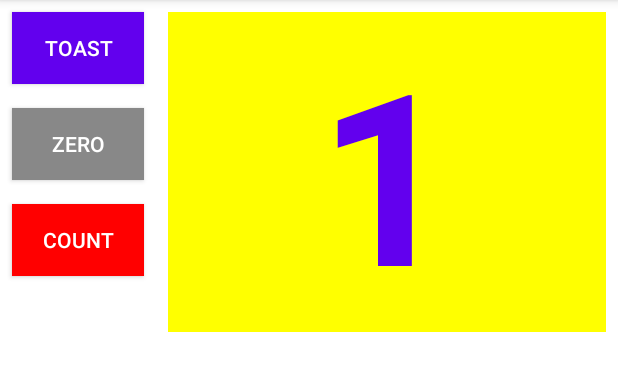
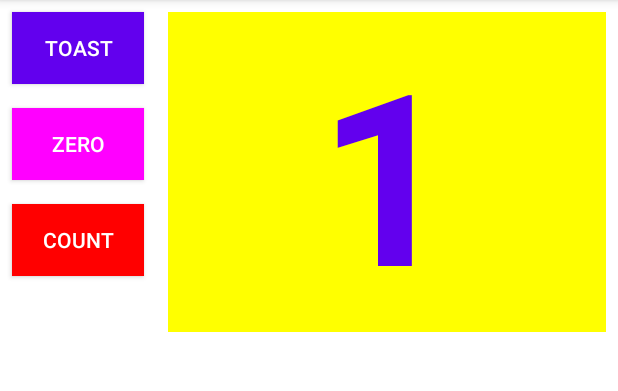
Before and after one commit to sakriya777/LayoutEditor, an Android app: the screen it shows after launch (MainActivity), after a tap on "COUNT", on a phone screen of 412 x 824 dp, the part 84-475 px from its top. Run offline under Robolectric (Android 15) with nearby library versions, the phone set to English and light mode, and no system bars; 2 other taps on this screen came first.

Commit message:
images added

```diff
--- a/app/src/main/java/com/example/layouteditor/MainActivity.java
+++ b/app/src/main/java/com/example/layouteditor/MainActivity.java
@@ -5,13 +5,17 @@ import androidx.appcompat.app.AppCompatActivity;
 import android.graphics.Color;
 import android.os.Bundle;
 import android.view.View;
+import android.widget.Button;
 import android.widget.TextView;
 import android.widget.Toast;
+
+import static android.graphics.Color.RED;
 
 public class MainActivity extends AppCompatActivity {
 
     private TextView mShowCount;
     private int mCount = 0;
+    private Button zerobutton;
 
     @Override
     protected void onCreate(Bundle savedInstanceState) {
@@ -19,17 +23,18 @@ public class MainActivity extends AppCompatActivity {
         setContentView(R.layout.activity_main);
 
         mShowCount = (TextView) findViewById(R.id.show_count);
-
+        zerobutton = (Button)findViewById(R.id.zero);
     }
 
     public void countUp(View view) {
         ++mCount;
+        zerobutton.setBackgroundColor(Color.MAGENTA);
         if (mShowCount != null){
             mShowCount.setText(Integer.toString(mCount));}
         if (mCount % 2 == 0){
             view.setBackgroundColor(Color.GREEN);}
         else {
-            view.setBackgroundColor(Color.RED);}
+            view.setBackgroundColor(RED);}
     }
 
     public void show_toast(View view) {
--- a/app/src/main/res/layout-land/activity_main.xml
+++ b/app/src/main/res/layout-land/activity_main.xml
@@ -13,7 +13,7 @@
         android:layout_height="wrap_content"
         android:orientation="vertical">
 
-        <com.google.android.material.button.MaterialButton
+        <androidx.appcompat.widget.AppCompatButton
             android:id="@+id/button_toast"
             android:layout_width="wrap_content"
             android:layout_height="wrap_content"
@@ -24,12 +24,12 @@
             android:layout_marginEnd="8dp"
             android:layout_marginRight="8dp"
             android:layout_marginBottom="8dp"
-            android:background="@color/design_default_color_on_primary"
+            android:background="@color/purple_500"
             android:onClick="show_toast"
             android:text="@string/toast"
             android:textColor="@android:color/white" />
 
-        <com.google.android.material.button.MaterialButton
+        <androidx.appcompat.widget.AppCompatButton
             android:id="@+id/zero"
             android:layout_width="wrap_content"
             android:layout_height="wrap_content"
@@ -39,13 +39,13 @@
             android:layout_marginTop="8dp"
             android:layout_marginEnd="8dp"
             android:layout_marginRight="8dp"
-            android:background="@color/design_default_color_on_primary"
+            android:background="@color/purple_500"
             android:onClick="zero"
             android:text="@string/zero"
             android:textColor="@android:color/white" />
 
 
-        <com.google.android.material.button.MaterialButton
+        <androidx.appcompat.widget.AppCompatButton
             android:id="@+id/button_count"
             android:layout_width="wrap_content"
             android:layout_height="wrap_content"
@@ -57,7 +57,7 @@
             android:layout_marginEnd="8dp"
             android:layout_marginRight="8dp"
             android:layout_marginBottom="8dp"
-            android:background="@color/design_default_color_on_primary"
+            android:background="@color/purple_500"
             android:onClick="countUp"
             android:text="@string/count"
             android:textColor="@android:color/white" />
--- a/app/src/main/res/layout-sw600dp/activity_main.xml
+++ b/app/src/main/res/layout-sw600dp/activity_main.xml
@@ -12,7 +12,7 @@
         android:layout_height="wrap_content"
         android:orientation="vertical">
 
-        <com.google.android.material.button.MaterialButton
+        <androidx.appcompat.widget.AppCompatButton
             android:id="@+id/button_toast"
             android:layout_width="wrap_content"
             android:layout_height="wrap_content"
@@ -23,13 +23,13 @@
             android:layout_marginEnd="8dp"
             android:layout_marginRight="8dp"
             android:layout_marginBottom="8dp"
-            android:background="@color/design_default_color_on_primary"
+            android:background="@color/purple_500"
             android:onClick="show_toast"
             android:text="@string/toast"
             android:textColor="@android:color/white"
             android:textSize="60dp"/>
 
-        <com.google.android.material.button.MaterialButton
+        <androidx.appcompat.widget.AppCompatButton
             android:id="@+id/zero"
             android:layout_width="wrap_content"
             android:layout_height="wrap_content"
@@ -39,14 +39,14 @@
             android:layout_marginTop="8dp"
             android:layout_marginEnd="8dp"
             android:layout_marginRight="8dp"
-            android:background="@color/design_default_color_on_primary"
+            android:background="@color/purple_500"
             android:text="@string/zero"
             android:onClick="zero"
             android:textColor="@android:color/white"
             android:textSize="60dp"/>
 
 
-        <com.google.android.material.button.MaterialButton
+        <androidx.appcompat.widget.AppCompatButton
             android:id="@+id/button_count"
             android:layout_width="wrap_content"
             android:layout_height="wrap_content"
@@ -58,7 +58,7 @@
             android:layout_marginEnd="8dp"
             android:layout_marginRight="8dp"
             android:layout_marginBottom="8dp"
-            android:background="@color/design_default_color_on_primary"
+            android:background="@color/purple_500"
             android:onClick="countUp"
             android:text="@string/count"
             android:textColor="@android:color/white"
```
Also changed, not shown: 2 other files.
